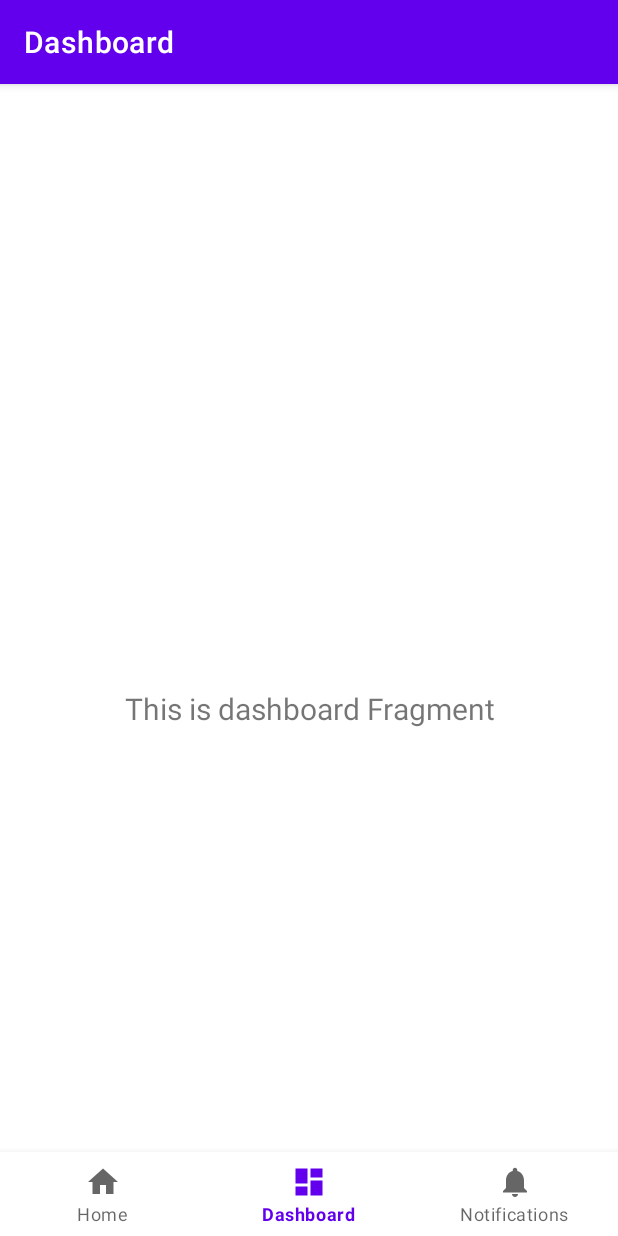
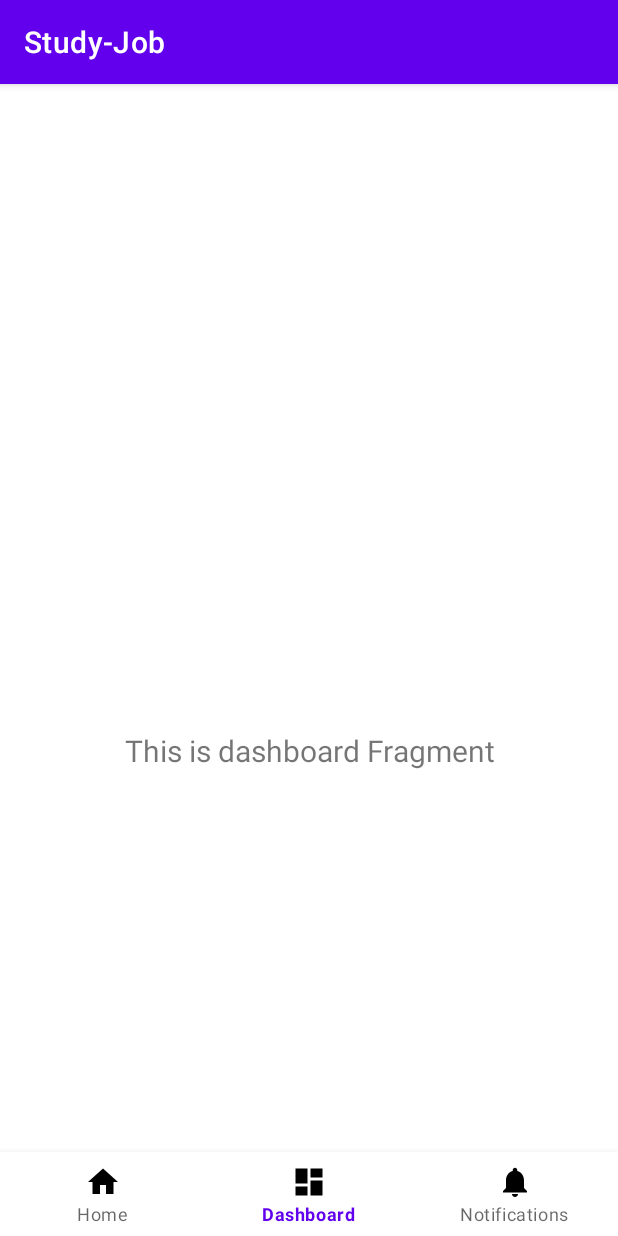
Before and after one commit to NoctemCat/Study-Job, an Android app: the screen it shows after launch (MainActivity), item 2 of the bottom bar chosen, on a phone screen of 412 x 824 dp. Run offline under Robolectric (Android 15) with nearby library versions, the phone set to English and light mode, and no system bars.

Commit message:
Перенес предыдущий экран в отдельный фрагмент и включил переносы снова

```diff
--- a/app/build.gradle
+++ b/app/build.gradle
@@ -44,6 +44,7 @@ dependencies {
     implementation 'androidx.lifecycle:lifecycle-viewmodel-ktx:2.4.1'
     implementation 'androidx.navigation:navigation-fragment-ktx:2.4.2'
     implementation 'androidx.navigation:navigation-ui-ktx:2.4.2'
+    implementation 'androidx.legacy:legacy-support-v4:1.0.0'
     testImplementation 'junit:junit:4.13.2'
     androidTestImplementation 'androidx.test.ext:junit:1.1.3'
     androidTestImplementation 'androidx.test.espresso:espresso-core:3.4.0'
--- a/app/src/main/AndroidManifest.xml
+++ b/app/src/main/AndroidManifest.xml
@@ -15,7 +15,6 @@
             android:label="@string/app_name">
             <intent-filter>
                 <action android:name="android.intent.action.MAIN" />
-
                 <category android:name="android.intent.category.LAUNCHER" />
             </intent-filter>
         </activity>
--- /dev/null
+++ b/app/src/main/java/com/example/study_job/ContentFragment.kt
@@ -0,0 +1,102 @@
+package com.example.study_job
+
+import android.os.Bundle
+import android.view.LayoutInflater
+import android.view.MenuItem
+import android.view.View
+import android.view.ViewGroup
+import androidx.fragment.app.Fragment
+import com.example.study_job.databinding.FragmentContentBinding
+import com.example.study_job.ui.dashboard.DashboardFragment
+import com.example.study_job.ui.home.HomeFragment
+import com.example.study_job.ui.notifications.NotificationsFragment
+import com.google.android.material.bottomnavigation.BottomNavigationView
+
+// TODO: Rename parameter arguments, choose names that match
+// the fragment initialization parameters, e.g. ARG_ITEM_NUMBER
+private const val ARG_PARAM1 = "param1"
+private const val ARG_PARAM2 = "param2"
+
+/**
+ * A simple [Fragment] subclass.
+ * Use the [ContentFragment.newInstance] factory method to
+ * create an instance of this fragment.
+ */
+class ContentFragment : Fragment() {
+    private var param1: String? = null
+    private var param2: String? = null
+
+    private var _binding: FragmentContentBinding? = null
+
+    // This property is only valid between onCreateView and
+    // onDestroyView.
+    private val binding get() = _binding!!
+
+    override fun onCreate(savedInstanceState: Bundle?) {
+        super.onCreate(savedInstanceState)
+        arguments?.let {
+            param1 = it.getString(ARG_PARAM1)
+            param2 = it.getString(ARG_PARAM2)
+        }
+    }
+
+    override fun onCreateView(
+        inflater: LayoutInflater, container: ViewGroup?,
+        savedInstanceState: Bundle?
+    ): View? {
+        _binding = FragmentContentBinding.inflate(inflater, container, false)
+
+        val root: View = binding.root
+        val navView: BottomNavigationView = binding.navView
+        navView.itemIconTintList = null
+
+//        val navController = findNavController(binding.navHostFragmentActivityMain)
+
+//        val appBarConfiguration = AppBarConfiguration(setOf(
+//            R.id.navigation_home, R.id.navigation_dashboard, R.id.navigation_notifications))
+//        //setupActionBarWithNavController(navController, appBarConfiguration)
+//        //setupActionBarWithNavController(activity, navController , appBarConfiguration)
+//
+//        //navController.
+
+//        navView.setupWithNavController(navController)
+        navView.setOnItemSelectedListener{ item: MenuItem ->
+            when (item.itemId) {
+                R.id.navigation_home -> {
+                    childFragmentManager.beginTransaction().replace(binding.navHostFragmentActivityMain.id,
+                        HomeFragment()
+                    ).commit()
+                }
+                R.id.navigation_dashboard -> {
+                    childFragmentManager.beginTransaction().replace(binding.navHostFragmentActivityMain.id,
+                        DashboardFragment()
+                    ).commit()
+                }
+                R.id.navigation_notifications -> {
+                    childFragmentManager.beginTransaction().replace(binding.navHostFragmentActivityMain.id,
+                        NotificationsFragment()
+                    ).commit()
+                }
+            }
+            true
+        }
+
+
+        return root;
+    }
+
+    companion object {
+        @JvmStatic
+        fun newInstance(param1: String?, param2: String?) =
+            ContentFragment().apply {
+                arguments = Bundle().apply {
+                    putString(ARG_PARAM1, param1)
+                    putString(ARG_PARAM2, param2)
+                }
+            }
+    }
+}
+
+private fun BottomNavigationView.setOnItemSelectedListener(function: (item: MenuItem) -> Unit) {
+
+}
--- a/app/src/main/java/com/example/study_job/MainActivity.kt
+++ b/app/src/main/java/com/example/study_job/MainActivity.kt
@@ -1,12 +1,7 @@
 package com.example.study_job
 
 import android.os.Bundle
-import com.google.android.material.bottomnavigation.BottomNavigationView
 import androidx.appcompat.app.AppCompatActivity
-import androidx.navigation.findNavController
-import androidx.navigation.ui.AppBarConfiguration
-import androidx.navigation.ui.setupActionBarWithNavController
-import androidx.navigation.ui.setupWithNavController
 import com.example.study_job.databinding.ActivityMainBinding
 
 class MainActivity : AppCompatActivity() {
@@ -19,14 +14,19 @@ class MainActivity : AppCompatActivity() {
         binding = ActivityMainBinding.inflate(layoutInflater)
         setContentView(binding.root)
 
-        val navView: BottomNavigationView = binding.navView
+//        val navView: BottomNavigationView = binding.navView
+//
+//        val navController = findNavController(R.id.nav_host_fragment_activity_main)
+//
+//        val appBarConfiguration = AppBarConfiguration(setOf(
+//                R.id.navigation_home, R.id.navigation_dashboard, R.id.navigation_notifications))
+//        setupActionBarWithNavController(navController, appBarConfiguration)
+//        navView.setupWithNavController(navController)
 
-        val navController = findNavController(R.id.nav_host_fragment_activity_main)
-        // Passing each menu ID as a set of Ids because each
-        // menu should be considered as top level destinations.
-        val appBarConfiguration = AppBarConfiguration(setOf(
-                R.id.navigation_home, R.id.navigation_dashboard, R.id.navigation_notifications))
-        setupActionBarWithNavController(navController, appBarConfiguration)
-        navView.setupWithNavController(navController)
+
+        supportFragmentManager.beginTransaction()
+            .setReorderingAllowed(true)
+            .replace(R.id.root_fragment_activity_main, ContentFragment.newInstance("df", "d"))
+            .commit()
     }
 }
--- a/app/src/main/java/com/example/study_job/ui/home/HomeFragment.kt
+++ b/app/src/main/java/com/example/study_job/ui/home/HomeFragment.kt
@@ -22,13 +22,12 @@ class HomeFragment : Fragment() {
             container: ViewGroup?,
             savedInstanceState: Bundle?
     ): View {
-        val homeViewModel =
-                ViewModelProvider(this).get(HomeViewModel::class.java)
-
         _binding = FragmentHomeBinding.inflate(inflater, container, false)
         val root: View = binding.root
+        val textView: TextView = binding.textHome
 
-        val textView: TextView = binding.textHome
+        val homeViewModel =
+            ViewModelProvider(this)[HomeViewModel::class.java]
         homeViewModel.text.observe(viewLifecycleOwner) {
             textView.text = it
         }
--- a/app/src/main/res/layout/activity_main.xml
+++ b/app/src/main/res/layout/activity_main.xml
@@ -1,33 +1,19 @@
 <?xml version="1.0" encoding="utf-8"?>
-<androidx.constraintlayout.widget.ConstraintLayout xmlns:android="http://schemas.android.com/apk/res/android"
+<androidx.constraintlayout.widget.ConstraintLayout
+    xmlns:android="http://schemas.android.com/apk/res/android"
     xmlns:app="http://schemas.android.com/apk/res-auto"
     android:id="@+id/container"
     android:layout_width="match_parent"
     android:layout_height="match_parent"
     android:paddingTop="?attr/actionBarSize">
 
-    <com.google.android.material.bottomnavigation.BottomNavigationView
-        android:id="@+id/nav_view"
-        android:layout_width="0dp"
-        android:layout_height="wrap_content"
-        android:layout_marginStart="0dp"
-        android:layout_marginEnd="0dp"
-        android:background="?android:attr/windowBackground"
+    <androidx.fragment.app.FragmentContainerView
+        android:id="@+id/root_fragment_activity_main"
+        android:layout_width="match_parent"
+        android:layout_height="match_parent"
         app:layout_constraintBottom_toBottomOf="parent"
         app:layout_constraintLeft_toLeftOf="parent"
         app:layout_constraintRight_toRightOf="parent"
-        app:menu="@menu/bottom_nav_menu" />
-
-    <fragment
-        android:id="@+id/nav_host_fragment_activity_main"
-        android:name="androidx.navigation.fragment.NavHostFragment"
-        android:layout_width="match_parent"
-        android:layout_height="match_parent"
-        app:defaultNavHost="true"
-        app:layout_constraintBottom_toTopOf="@id/nav_view"
-        app:layout_constraintLeft_toLeftOf="parent"
-        app:layout_constraintRight_toRightOf="parent"
-        app:layout_constraintTop_toTopOf="parent"
-        app:navGraph="@navigation/mobile_navigation" />
+        app:layout_constraintTop_toTopOf="parent" />
 
 </androidx.constraintlayout.widget.ConstraintLayout>
--- /dev/null
+++ b/app/src/main/res/layout/fragment_content.xml
@@ -0,0 +1,35 @@
+<?xml version="1.0" encoding="utf-8"?>
+<androidx.constraintlayout.widget.ConstraintLayout xmlns:android="http://schemas.android.com/apk/res/android"
+    xmlns:app="http://schemas.android.com/apk/res-auto"
+    xmlns:tools="http://schemas.android.com/tools"
+    android:id="@+id/container"
+    android:layout_width="match_parent"
+    android:layout_height="match_parent"
+    android:paddingTop="?attr/actionBarSize"
+    tools:context=".ContentFragment">
+
+    <com.google.android.material.bottomnavigation.BottomNavigationView
+        android:id="@+id/nav_view"
+        android:layout_width="0dp"
+        android:layout_height="wrap_content"
+        android:layout_marginStart="0dp"
+        android:layout_marginEnd="0dp"
+        android:background="?android:attr/windowBackground"
+        app:layout_constraintBottom_toBottomOf="parent"
+        app:layout_constraintLeft_toLeftOf="parent"
+        app:layout_constraintRight_toRightOf="parent"
+        app:menu="@menu/bottom_nav_menu" />
+
+    <androidx.fragment.app.FragmentContainerView
+        android:id="@+id/nav_host_fragment_activity_main"
+        android:name="androidx.navigation.fragment.NavHostFragment"
+        android:layout_width="match_parent"
+        android:layout_height="match_parent"
+        app:defaultNavHost="true"
+        app:layout_constraintBottom_toTopOf="@id/nav_view"
+        app:layout_constraintLeft_toLeftOf="parent"
+        app:layout_constraintRight_toRightOf="parent"
+        app:layout_constraintTop_toTopOf="parent"
+        app:navGraph="@navigation/mobile_navigation" />
+
+</androidx.constraintlayout.widget.ConstraintLayout>
--- a/app/src/main/res/values/strings.xml
+++ b/app/src/main/res/values/strings.xml
@@ -3,4 +3,6 @@
     <string name="title_home">Home</string>
     <string name="title_dashboard">Dashboard</string>
     <string name="title_notifications">Notifications</string>
+    <!-- TODO: Remove or change this placeholder text -->
+    <string name="hello_blank_fragment">Hello blank fragment</string>
 </resources>
```
